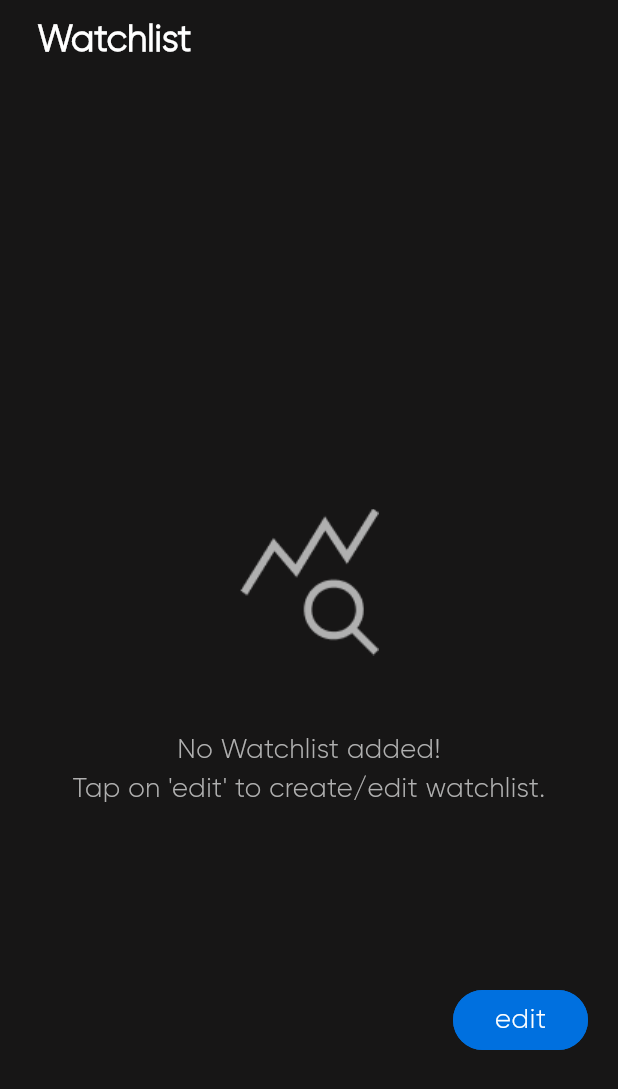
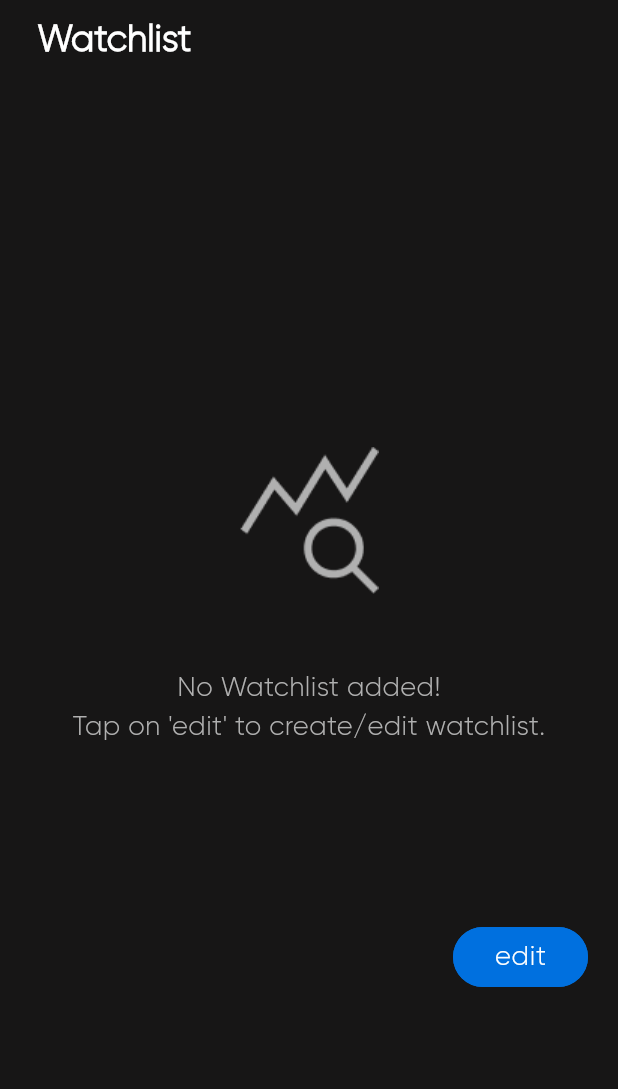
Before and after one commit to vinay416/dhan-shaarthi, a Flutter app: the WatchlistPage screen opened directly, on a phone screen of 412 x 824 dp. Shown: the top 1089 px of the screen. Run offline on Flutter 3.47's test engine with Material 3 defaults, Android fonts, the light colour scheme and no system bars; our stand-ins replace dartz, dio, equatable, fl_chart, flutter_bloc, fluttertoast and 7 more; accounts and stored records are empty.

Commit message:
minor changes - UI

```diff
--- a/lib/feature/fund_detail/presentation/widgets/fund_buttons.dart
+++ b/lib/feature/fund_detail/presentation/widgets/fund_buttons.dart
@@ -9,7 +9,7 @@ class FundButtons extends StatelessWidget {
   @override
   Widget build(BuildContext context) {
     return Container(
-      color: Colors.black87,
+      color: k3D3D3DColor,
       height: 73,
       width: MediaQuery.of(context).size.width,
       padding: EdgeInsets.symmetric(horizontal: 26),
--- a/lib/feature/home/presentation/widgets/home_tab_bar.dart
+++ b/lib/feature/home/presentation/widgets/home_tab_bar.dart
@@ -4,6 +4,9 @@ import 'package:dhan_saarthi/theme/app_theme.dart';
 import 'package:flutter/material.dart';
 import 'package:flutter_bloc/flutter_bloc.dart';
 import '../utils/home_string_const.dart';
+
+// ignore: constant_identifier_names
+const KHomeTabHeight = 82.0;
 
 class HomeTabBar extends StatelessWidget {
   const HomeTabBar({super.key});
@@ -17,7 +20,7 @@ class HomeTabBar extends StatelessWidget {
         ),
         color: kBlackColor,
       ),
-      height: 82,
+      height: KHomeTabHeight,
       width: MediaQuery.of(context).size.width,
       child: Row(
         mainAxisAlignment: MainAxisAlignment.spaceEvenly,
--- a/lib/feature/watchlist/presentation/pages/watchlist_page.dart
+++ b/lib/feature/watchlist/presentation/pages/watchlist_page.dart
@@ -1,5 +1,6 @@
 import 'package:dhan_saarthi/core/widgets/custom_app_bar.dart';
 import 'package:dhan_saarthi/feature/home/presentation/utils/home_string_const.dart';
+import 'package:dhan_saarthi/feature/home/presentation/widgets/home_tab_bar.dart';
 import 'package:dhan_saarthi/feature/watchlist/presentation/pages/watchlist_tab_page.dart';
 import 'package:dhan_saarthi/theme/app_theme.dart';
 import 'package:flutter/material.dart';
@@ -29,7 +30,12 @@ class _WatchlistPageState extends State<WatchlistPage> {
         title: HomeStringConst.kWatchlist,
         textStyle: semiBoldTextStyle.copyWith(fontSize: 24),
       ),
-      body: WatchlistTabPage(),
+      body: Column(
+        children: [
+          Expanded(child: WatchlistTabPage()),
+          SizedBox(height: KHomeTabHeight),
+        ],
+      ),
     );
   }
 }
--- a/lib/feature/watchlist/presentation/pages/watchlist_tabbar.dart
+++ b/lib/feature/watchlist/presentation/pages/watchlist_tabbar.dart
@@ -3,6 +3,7 @@ import 'package:dhan_saarthi/feature/watchlist/presentation/widgets/watchlist_fa
 import 'package:dhan_saarthi/theme/app_theme.dart';
 import 'package:flutter/material.dart';
 
+import 'fund/funds_tab_view.dart';
 import 'watchlist_empty_page.dart';
 
 class WatchlistTabbar extends StatelessWidget {
@@ -15,7 +16,7 @@ class WatchlistTabbar extends StatelessWidget {
       children: [
         watchList.isEmpty ? WatchlistEmptyPage() : buildTabView(),
         Positioned(
-          bottom: 120,
+          bottom: 80,
           right: 20,
           child: WatchlistFAB(watchlistList: watchList),
         ),
@@ -62,6 +63,6 @@ class WatchlistTabbar extends StatelessWidget {
   }
 
   Widget _tabview(WatchlistEntity watchList) {
-    return Column(children: [Text(watchList.id)]);
+    return FundsTabView(watchlist: watchList);
   }
 }
```
Also changed, not shown: lib/feature/home/presentation/pages/charts_page.dart (+7 -12 lines), lib/feature/watchlist/presentation/pages/fund/funds_tab_view.dart (added, +12 -0 lines).
